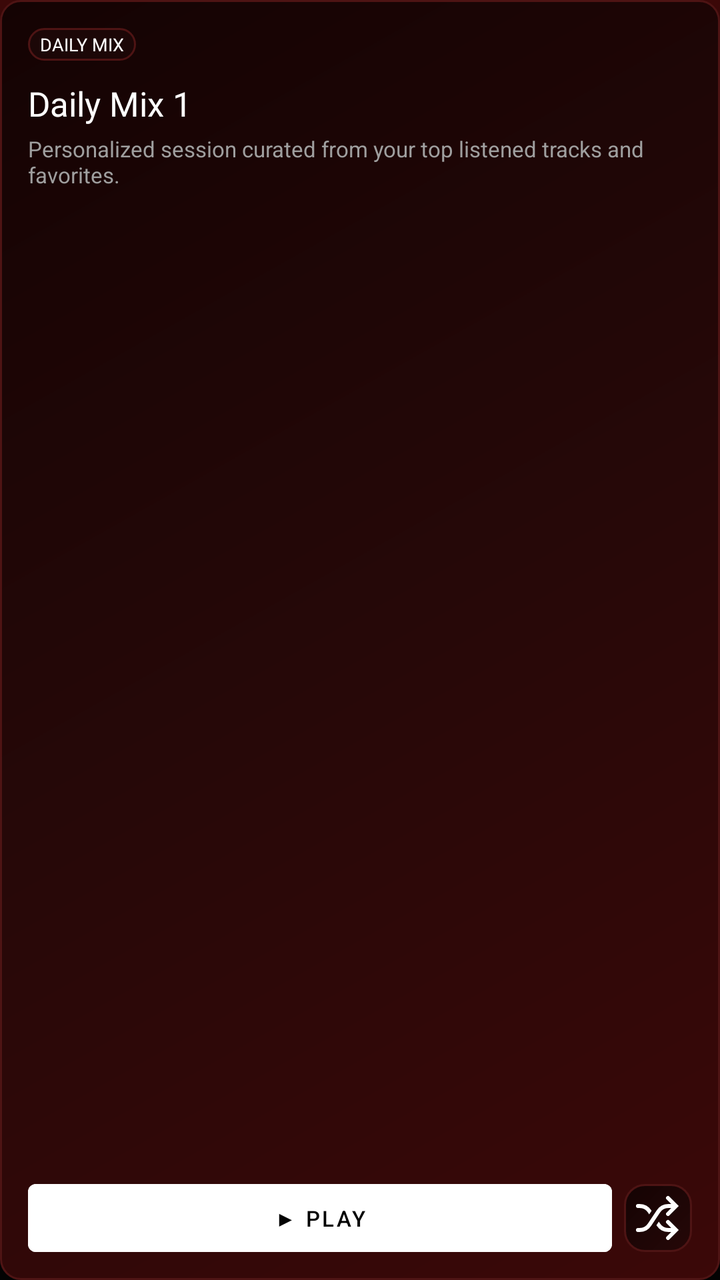
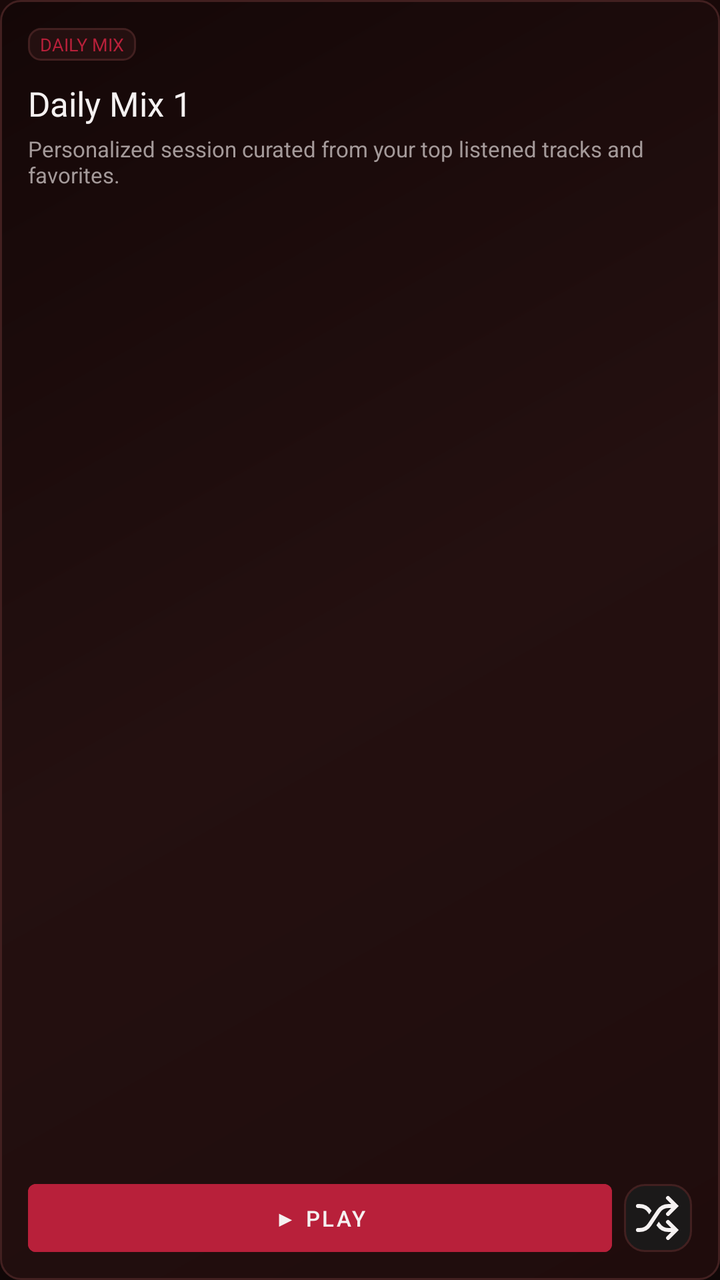

Before-and-after screenshots of an Android layout around one commit, followed by the original layout XML and the change that was made.
<!-- AndroidManifest.xml: application theme Theme.BraveMusicPlayer -->
<!-- res/layout/item_mix_card_large.xml -->
<?xml version="1.0" encoding="utf-8"?>
<LinearLayout xmlns:android="http://schemas.android.com/apk/res/android"
    xmlns:app="http://schemas.android.com/apk/res-auto"
    android:layout_width="170dp"
    android:layout_height="210dp"
    android:layout_marginEnd="12dp"
    android:background="@drawable/bg_mix_card"
    android:clickable="true"
    android:focusable="true"
    android:orientation="vertical"
    android:padding="14dp">

    
    <TextView
        android:id="@+id/tvMixBadge"
        android:layout_width="wrap_content"
        android:layout_height="wrap_content"
        android:background="@drawable/bg_pill_badge"
        android:fontFamily="sans-serif-bold"
        android:paddingStart="6dp"
        android:paddingTop="2dp"
        android:paddingEnd="6dp"
        android:paddingBottom="2dp"
        android:text="DAILY MIX"
        android:textColor="@color/white_primary"
        android:textSize="9sp" />

    
    <TextView
        android:id="@+id/tvMixTitle"
        android:layout_width="wrap_content"
        android:layout_height="wrap_content"
        android:layout_marginTop="10dp"
        android:ellipsize="end"
        android:fontFamily="@font/youtube_sans_bold_font"
        android:maxLines="1"
        android:text="Daily Mix 1"
        android:textColor="@color/white_primary"
        android:textSize="17sp" />

    
    <TextView
        android:id="@+id/tvMixDescription"
        android:layout_width="match_parent"
        android:layout_height="0dp"
        android:layout_marginTop="4dp"
        android:layout_weight="1"
        android:ellipsize="end"
        android:fontFamily="sans-serif"
        android:maxLines="3"
        android:text="Personalized session curated from your top listened tracks and favorites."
        android:textColor="@color/muted_grey"
        android:textSize="11sp" />

    
    <LinearLayout
        android:layout_width="match_parent"
        android:layout_height="wrap_content"
        android:layout_marginTop="8dp"
        android:gravity="center_vertical"
        android:orientation="horizontal">

        <Button
            android:id="@+id/btnPlayMix"
            style="@style/Widget.MaterialComponents.Button"
            android:layout_width="0dp"
            android:layout_height="34dp"
            android:layout_marginEnd="6dp"
            android:layout_weight="1"
            android:backgroundTint="@color/white_primary"
            android:fontFamily="sans-serif-medium"
            android:insetTop="0dp"
            android:insetBottom="0dp"
            android:minWidth="0dp"
            android:padding="0dp"
            android:text="▶ Play"
            android:textColor="@color/deep_black"
            android:textSize="11sp" />

        <ImageButton
            android:id="@+id/btnShuffleMix"
            android:layout_width="34dp"
            android:layout_height="34dp"
            android:background="@drawable/bg_rounded_card"
            android:contentDescription="Shuffle Mix"
            android:padding="7dp"
            android:src="@drawable/ic_ytm_shuffle"
            app:tint="@color/white_primary" />
    </LinearLayout>

</LinearLayout>
<!-- resources referenced by this layout -->
<resources>
  <color name="deep_black">#030303</color>
  <color name="muted_grey">#9F9F9F</color>
  <color name="white_primary">#FFFFFF</color>
  <!-- drawable bg_mix_card (drawable) -->
  <?xml version="1.0" encoding="utf-8"?>
  <shape xmlns:android="http://schemas.android.com/apk/res/android"
      android:shape="rectangle">
      <gradient
          android:angle="135"
          android:startColor="@color/ytm_bg_top_glow"
          android:centerColor="@color/card_red_tint_start"
          android:endColor="@color/card_red_tint_end"
          android:type="linear" />
      <corners android:radius="10dp" />
      <stroke
          android:width="1dp"
          android:color="@color/card_red_tint_border" />
  </shape>
  <!-- drawable bg_pill_badge (drawable) -->
  <?xml version="1.0" encoding="utf-8"?>
  <shape xmlns:android="http://schemas.android.com/apk/res/android"
      android:shape="rectangle">
      <solid android:color="@color/card_red_tint_surface" />
      <stroke
          android:width="1dp"
          android:color="@color/card_red_tint_border" />
      <corners android:radius="8dp" />
  </shape>
  <!-- drawable bg_rounded_card (drawable) -->
  <?xml version="1.0" encoding="utf-8"?>
  <shape xmlns:android="http://schemas.android.com/apk/res/android"
      android:shape="rectangle">
      <gradient
          android:angle="135"
          android:startColor="@color/card_red_tint_start"
          android:endColor="@color/card_red_tint_end"
          android:type="linear" />
      <stroke
          android:width="1dp"
          android:color="@color/card_red_tint_border" />
      <corners android:radius="10dp" />
  </shape>
  <style name="Theme.BraveMusicPlayer" parent="Theme.MaterialComponents.DayNight.NoActionBar">
          <item name="colorPrimary">@color/youtube_red</item>
          <item name="colorPrimaryVariant">@color/surface_black</item>
          <item name="colorOnPrimary">@color/white_primary</item>
          <item name="colorSecondary">@color/youtube_red</item>
          <item name="colorSecondaryVariant">@color/youtube_red</item>
          <item name="colorOnSecondary">@color/white_primary</item>
          <item name="android:colorBackground">@color/deep_black</item>
          <item name="android:statusBarColor">@color/ytm_bg_top_glow</item>
          <item name="android:navigationBarColor">@color/surface_black</item>
          <item name="android:windowBackground">@drawable/bg_ytm_gradient</item>
          <item name="bottomSheetDialogTheme">@style/YtmBottomSheetDialogTheme</item>
      </style>
  <color name="ytm_bg_top_glow">#3B0808</color>
  <color name="card_red_tint_start">#260808</color>
  <color name="card_red_tint_end">#140303</color>
  <color name="card_red_tint_border">#4E1414</color>
  <color name="card_red_tint_surface">#1C0707</color>
  <color name="youtube_red">#FF0000</color>
  <color name="surface_black">#121212</color>
  <!-- drawable bg_ytm_gradient (drawable) -->
  <?xml version="1.0" encoding="utf-8"?>
  <shape xmlns:android="http://schemas.android.com/apk/res/android"
      android:shape="rectangle">
      <gradient
          android:angle="270"
          android:startColor="@color/ytm_bg_top_glow"
          android:centerColor="@color/ytm_bg_middle"
          android:endColor="@color/ytm_bg_main"
          android:type="linear" />
  </shape>
  <style name="YtmBottomSheetDialogTheme" parent="Theme.Design.Light.BottomSheetDialog">
          <item name="bottomSheetStyle">@style/YtmBottomSheetStyle</item>
          <item name="android:windowIsFloating">false</item>
          <item name="android:navigationBarColor">@color/surface_black</item>
      </style>
  <color name="ytm_bg_middle">#0D0202</color>
  <color name="ytm_bg_main">#030303</color>
  <style name="YtmBottomSheetStyle" parent="Widget.Design.BottomSheet.Modal">
          <item name="android:background">@android:color/transparent</item>
      </style>
  <!-- unchanged entries left out for length: 1 -->
</resources>

<!-- the commit's change to res/layout/item_mix_card_large.xml (unified diff, before → after) -->
@@ -22,7 +22,7 @@
         android:paddingEnd="6dp"
         android:paddingBottom="2dp"
         android:text="DAILY MIX"
-        android:textColor="@color/white_primary"
+        android:textColor="@color/accentPrimary"
         android:textSize="9sp" />
 
     
@@ -35,7 +35,7 @@
         android:fontFamily="@font/youtube_sans_bold_font"
         android:maxLines="1"
         android:text="Daily Mix 1"
-        android:textColor="@color/white_primary"
+        android:textColor="@color/textPrimary"
         android:textSize="17sp" />
 
     
@@ -49,7 +49,7 @@
         android:fontFamily="sans-serif"
         android:maxLines="3"
         android:text="Personalized session curated from your top listened tracks and favorites."
-        android:textColor="@color/muted_grey"
+        android:textColor="@color/textSecondary"
         android:textSize="11sp" />
 
     
@@ -67,14 +67,14 @@
             android:layout_height="34dp"
             android:layout_marginEnd="6dp"
             android:layout_weight="1"
-            android:backgroundTint="@color/white_primary"
+            android:backgroundTint="@color/accentPrimary"
             android:fontFamily="sans-serif-medium"
             android:insetTop="0dp"
             android:insetBottom="0dp"
             android:minWidth="0dp"
             android:padding="0dp"
             android:text="▶ Play"
-            android:textColor="@color/deep_black"
+            android:textColor="@color/textPrimary"
             android:textSize="11sp" />
 
         <ImageButton
@@ -85,7 +85,7 @@
             android:contentDescription="Shuffle Mix"
             android:padding="7dp"
             android:src="@drawable/ic_ytm_shuffle"
-            app:tint="@color/white_primary" />
+            app:tint="@color/textPrimary" />
     </LinearLayout>
 
 </LinearLayout>
<!-- resource entries referenced after the edit -->
@@ -1,86 +1,80 @@
 <!-- resources referenced by this layout -->
 <resources>
-  <color name="deep_black">#030303</color>
-  <color name="muted_grey">#9F9F9F</color>
-  <color name="white_primary">#FFFFFF</color>
+  <color name="accentPrimary">#B8203A</color>
+  <color name="textPrimary">#F5F1F1</color>
+  <color name="textSecondary">#A49A9A</color>
   <!-- drawable bg_mix_card (drawable) -->
   <?xml version="1.0" encoding="utf-8"?>
   <shape xmlns:android="http://schemas.android.com/apk/res/android"
       android:shape="rectangle">
       <gradient
           android:angle="135"
-          android:startColor="@color/ytm_bg_top_glow"
-          android:centerColor="@color/card_red_tint_start"
+          android:startColor="@color/card_red_tint_start"
+          android:centerColor="@color/surfaceElevated"
           android:endColor="@color/card_red_tint_end"
           android:type="linear" />
       <corners android:radius="10dp" />
       <stroke
           android:width="1dp"
-          android:color="@color/card_red_tint_border" />
+          android:color="@color/borderSubtle" />
   </shape>
   <!-- drawable bg_pill_badge (drawable) -->
   <?xml version="1.0" encoding="utf-8"?>
   <shape xmlns:android="http://schemas.android.com/apk/res/android"
       android:shape="rectangle">
-      <solid android:color="@color/card_red_tint_surface" />
+      <solid android:color="@color/surfaceElevated" />
       <stroke
           android:width="1dp"
-          android:color="@color/card_red_tint_border" />
-      <corners android:radius="8dp" />
+          android:color="@color/borderSubtle" />
+      <corners android:radius="6dp" />
   </shape>
   <!-- drawable bg_rounded_card (drawable) -->
   <?xml version="1.0" encoding="utf-8"?>
   <shape xmlns:android="http://schemas.android.com/apk/res/android"
       android:shape="rectangle">
-      <gradient
-          android:angle="135"
-          android:startColor="@color/card_red_tint_start"
-          android:endColor="@color/card_red_tint_end"
-          android:type="linear" />
+      <corners android:radius="10dp" />
+      <solid android:color="@color/surfaceCard" />
       <stroke
           android:width="1dp"
-          android:color="@color/card_red_tint_border" />
-      <corners android:radius="10dp" />
+          android:color="@color/borderSubtle" />
   </shape>
   <style name="Theme.BraveMusicPlayer" parent="Theme.MaterialComponents.DayNight.NoActionBar">
-          <item name="colorPrimary">@color/youtube_red</item>
-          <item name="colorPrimaryVariant">@color/surface_black</item>
-          <item name="colorOnPrimary">@color/white_primary</item>
-          <item name="colorSecondary">@color/youtube_red</item>
-          <item name="colorSecondaryVariant">@color/youtube_red</item>
-          <item name="colorOnSecondary">@color/white_primary</item>
-          <item name="android:colorBackground">@color/deep_black</item>
-          <item name="android:statusBarColor">@color/ytm_bg_top_glow</item>
-          <item name="android:navigationBarColor">@color/surface_black</item>
+          <item name="colorPrimary">@color/accentPrimary</item>
+          <item name="colorPrimaryVariant">@color/surfaceCard</item>
+          <item name="colorOnPrimary">@color/textPrimary</item>
+          <item name="colorSecondary">@color/accentPrimary</item>
+          <item name="colorSecondaryVariant">@color/accentPressed</item>
+          <item name="colorOnSecondary">@color/textPrimary</item>
+          <item name="android:colorBackground">@color/background</item>
+          <item name="android:statusBarColor">@color/background</item>
+          <item name="android:navigationBarColor">@color/background</item>
           <item name="android:windowBackground">@drawable/bg_ytm_gradient</item>
-          <item name="bottomSheetDialogTheme">@style/YtmBottomSheetDialogTheme</item>
+          <item name="bottomSheetDialogTheme">@style/MelodyBottomSheetDialogTheme</item>
       </style>
-  <color name="ytm_bg_top_glow">#3B0808</color>
-  <color name="card_red_tint_start">#260808</color>
-  <color name="card_red_tint_end">#140303</color>
-  <color name="card_red_tint_border">#4E1414</color>
-  <color name="card_red_tint_surface">#1C0707</color>
-  <color name="youtube_red">#FF0000</color>
-  <color name="surface_black">#121212</color>
+  <color name="card_red_tint_start">#1F0C0C</color>
+  <color name="surfaceElevated">#241010</color>
+  <color name="card_red_tint_end">#140707</color>
+  <color name="borderSubtle">#422020</color>
+  <color name="surfaceCard">#1B1919</color>
+  <color name="accentPressed">#8F1830</color>
+  <color name="background">#100707</color>
   <!-- drawable bg_ytm_gradient (drawable) -->
   <?xml version="1.0" encoding="utf-8"?>
   <shape xmlns:android="http://schemas.android.com/apk/res/android"
       android:shape="rectangle">
       <gradient
           android:angle="270"
-          android:startColor="@color/ytm_bg_top_glow"
-          android:centerColor="@color/ytm_bg_middle"
-          android:endColor="@color/ytm_bg_main"
+          android:startColor="@color/backgroundSecondary"
+          android:endColor="@color/background"
           android:type="linear" />
   </shape>
-  <style name="YtmBottomSheetDialogTheme" parent="Theme.Design.Light.BottomSheetDialog">
-          <item name="bottomSheetStyle">@style/YtmBottomSheetStyle</item>
+  <style name="MelodyBottomSheetDialogTheme" parent="Theme.Design.Light.BottomSheetDialog">
+          <item name="bottomSheetStyle">@style/MelodyBottomSheetStyle</item>
           <item name="android:windowIsFloating">false</item>
-          <item name="android:navigationBarColor">@color/surface_black</item>
+          <item name="android:navigationBarColor">@color/background</item>
       </style>
-  <color name="ytm_bg_middle">#0D0202</color>
-  <color name="ytm_bg_main">#030303</color>
-  <style name="YtmBottomSheetStyle" parent="Widget.Design.BottomSheet.Modal">
+  <color name="backgroundSecondary">#190909</color>
+  <style name="MelodyBottomSheetStyle" parent="Widget.Design.BottomSheet.Modal">
           <item name="android:background">@android:color/transparent</item>
       </style>
   <!-- unchanged entries left out for length: 1 -->
